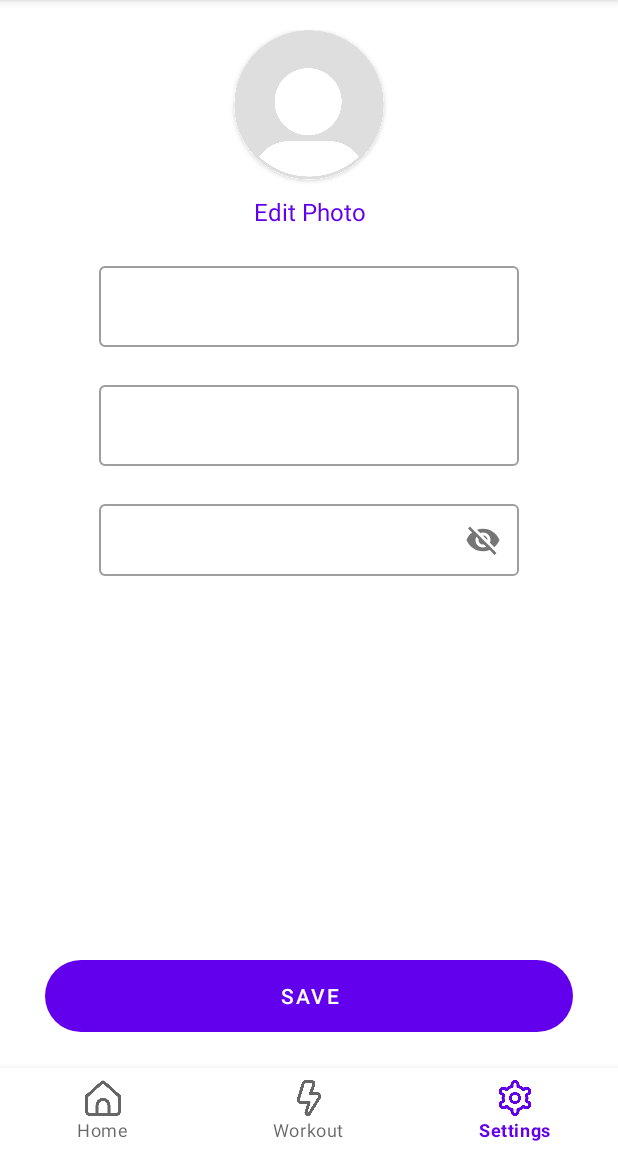
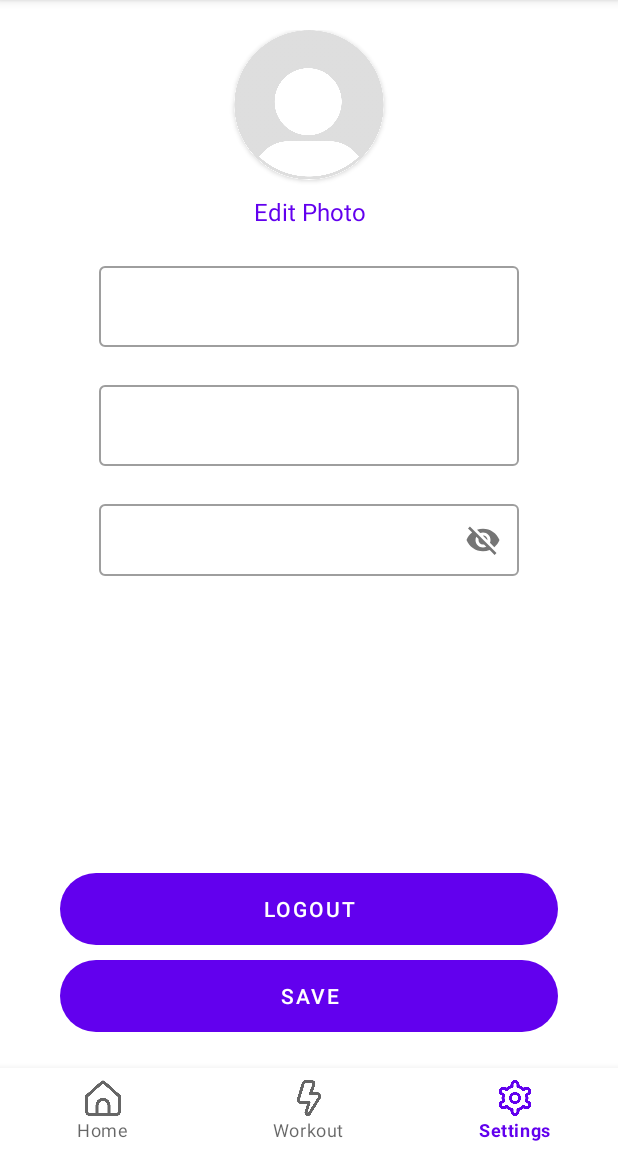
Before and after one commit to jimasr/fit-ut, an Android app: the screen it shows after launch (MainActivity), item 3 of the bottom bar chosen, on a phone screen of 412 x 824 dp, the part 84-1236 px from its top. Run offline under Robolectric (Android 15) with nearby library versions, the light colour scheme and no system bars; our stand-ins replace Firebase (no records; nobody signed in at launch, a user with empty details on screens opened directly); pictures from the network do not load.

Commit message:
Add logout button

```diff
--- a/app/src/main/java/com/example/myapplication/fragment/SettingsFragment.java
+++ b/app/src/main/java/com/example/myapplication/fragment/SettingsFragment.java
@@ -52,6 +52,7 @@ public class SettingsFragment extends Fragment {
     private Uri imageUri;
     private StorageManager storageManager;
     private Button saveButton;
+    private Button logoutButton;
 
     public SettingsFragment() {
         // Required empty public constructor
@@ -81,6 +82,7 @@ public class SettingsFragment extends Fragment {
         editPhoto = view.findViewById(R.id.editPhoto);
         profilePhoto = view.findViewById(R.id.profileImage);
         saveButton = view.findViewById(R.id.saveButton);
+        logoutButton = view.findViewById(R.id.logoutButton);
         updateUI();
 
 
@@ -119,6 +121,13 @@ public class SettingsFragment extends Fragment {
             public void onClick(View view) {
                 updateProfile();
                 uploadImage();
+            }
+        });
+
+        logoutButton.setOnClickListener(new View.OnClickListener() {
+            @Override
+            public void onClick(View view) {
+                logout();
             }
         });
 
@@ -265,4 +274,8 @@ public class SettingsFragment extends Fragment {
                     }
                 });
     }
+
+    private void logout() {
+        FirebaseAuth.getInstance().signOut();
+    }
 }
--- a/app/src/main/res/layout/fragment_settings.xml
+++ b/app/src/main/res/layout/fragment_settings.xml
@@ -98,18 +98,36 @@
         </com.google.android.material.textfield.TextInputLayout>
 
 
+    </RelativeLayout>
+
+    <RelativeLayout
+        android:layout_width="match_parent"
+        android:layout_height="wrap_content"
+        android:layout_gravity="bottom|center"
+        android:layout_marginHorizontal="40dp" >
+
+        <Button
+            android:id="@+id/logoutButton"
+            android:layout_width="match_parent"
+            android:layout_height="wrap_content"
+            android:layout_marginBottom="10dp"
+            android:padding="5dp"
+            android:text="Logout"
+            android:background="@drawable/rounded_corner"/>
+
+        <Button
+            android:id="@+id/saveButton"
+            android:layout_width="match_parent"
+            android:layout_height="wrap_content"
+            android:layout_marginBottom="80dp"
+            android:padding="5dp"
+            android:text="Save"
+            android:background="@drawable/rounded_corner"
+            android:layout_below="@id/logoutButton" />
+
 
     </RelativeLayout>
 
-    <Button
-        android:id="@+id/saveButton"
-        android:layout_width="match_parent"
-        android:layout_height="wrap_content"
-        android:layout_marginHorizontal="30dp"
-        android:layout_marginVertical="80dp"
-        android:padding="5dp"
-        android:text="Save"
-        android:layout_gravity="bottom|center"
-        android:background="@drawable/rounded_corner"/>
+
 
 </FrameLayout>
```
